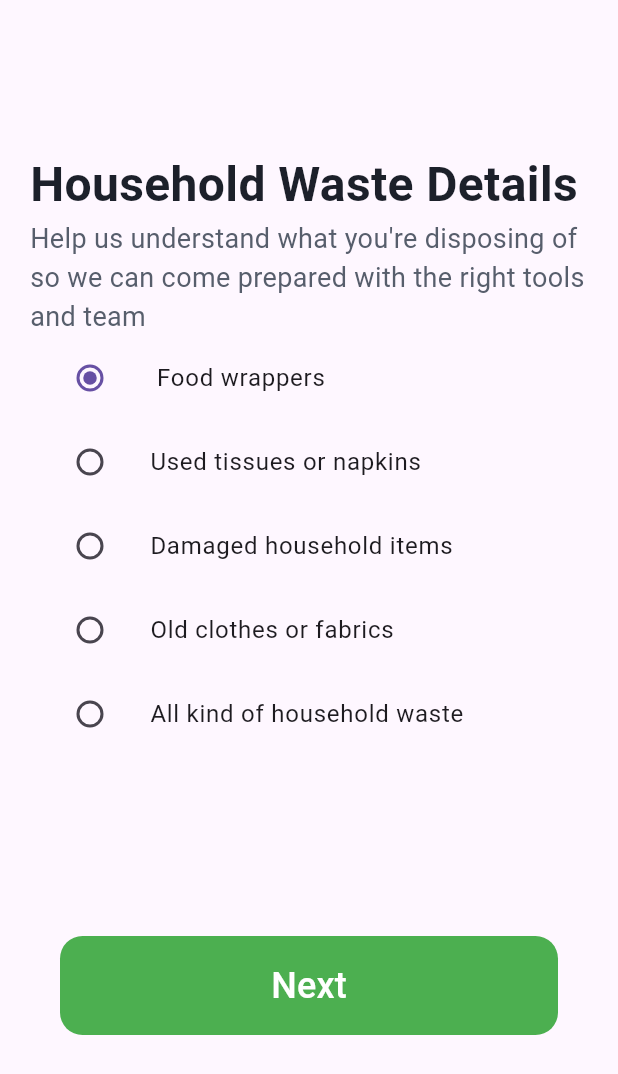
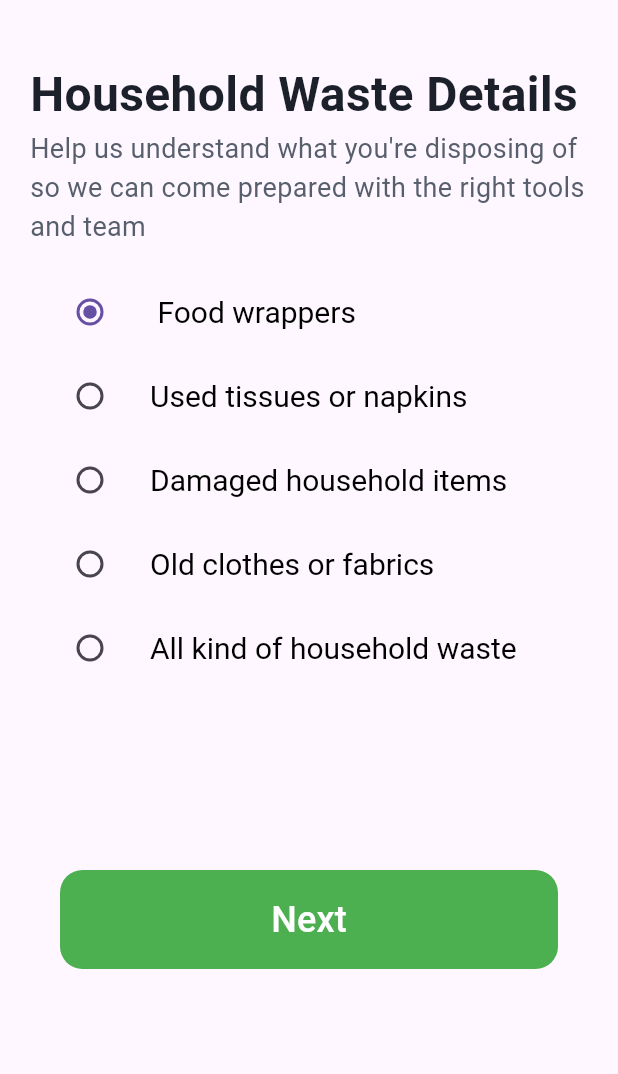
Before and after one commit to Bewizi/ECOBIN_WASTE, a Flutter app: the ChoosenWasteType screen opened directly, on a phone screen of 412 x 824 dp. Shown: the top 1074 px of the screen. Run offline on Flutter 3.47's test engine with Material 3 defaults, Android fonts, the phone set to English and light mode, and no system bars; our stand-ins replace font_awesome_flutter, lucide_icons_flutter; missing offline and left inert: horizontal_week_calendar.

Commit message:
feat: Enhance ChoosenWasteType screen UI
This commit improves the `ChoosenWasteType` screen by:

- Wrapping the content in a `SafeArea` and `SingleChildScrollView` to prevent overflow and ensure content visibility on different screen sizes.
- Adding a `SizedBox` for better spacing between the header and the radio button list.
- Increasing the font size of the `ListTile` titles to 20 and setting the text color to black for improved readability.

```diff
--- a/lib/screens/waste_type/choosen_waste_type.dart
+++ b/lib/screens/waste_type/choosen_waste_type.dart
@@ -18,8 +18,10 @@ class _ChoosenWasteTypeState extends State<ChoosenWasteType> {
   @override
   Widget build(BuildContext context) {
     return Scaffold(
-      body: Padding(
-        padding: EdgeInsets.symmetric(horizontal: 20, vertical: 100),
+      body: SafeArea(
+        child: SingleChildScrollView(
+          child: Padding(
+            padding: EdgeInsets.symmetric(horizontal: 20, vertical: 40),
             child: Column(
               crossAxisAlignment: CrossAxisAlignment.start,
               children: [
@@ -33,12 +35,17 @@ class _ChoosenWasteTypeState extends State<ChoosenWasteType> {
                   color: Color.fromRGBO(87, 94, 108, 1),
                 ),
 
+                SizedBox(height: 16),
                 // radio button
                 Column(
                   crossAxisAlignment: CrossAxisAlignment.start,
                   children: [
                     ListTile(
                       title: Text(' Food wrappers'),
+                      titleTextStyle: TextStyle(
+                        fontSize: 20,
+                        color: Colors.black,
+                      ),
                       leading: Radio<SingingCharacter>(
                         value: SingingCharacter.food,
                         groupValue: _character,
@@ -52,6 +59,10 @@ class _ChoosenWasteTypeState extends State<ChoosenWasteType> {
 
                     ListTile(
                       title: Text('Used tissues or napkins'),
+                      titleTextStyle: TextStyle(
+                        fontSize: 20,
+                        color: Colors.black,
+                      ),
                       leading: Radio<SingingCharacter>(
                         value: SingingCharacter.recyclables,
                         groupValue: _character,
@@ -65,6 +76,10 @@ class _ChoosenWasteTypeState extends State<ChoosenWasteType> {
 
                     ListTile(
                       title: Text('Damaged household items'),
+                      titleTextStyle: TextStyle(
+                        fontSize: 20,
+                        color: Colors.black,
+                      ),
                       leading: Radio<SingingCharacter>(
                         value: SingingCharacter.organic,
                         groupValue: _character,
@@ -78,6 +93,10 @@ class _ChoosenWasteTypeState extends State<ChoosenWasteType> {
 
                     ListTile(
                       title: Text('Old clothes or fabrics'),
+                      titleTextStyle: TextStyle(
+                        fontSize: 20,
+                        color: Colors.black,
+                      ),
                       leading: Radio<SingingCharacter>(
                         value: SingingCharacter.electronic,
                         groupValue: _character,
@@ -91,6 +110,10 @@ class _ChoosenWasteTypeState extends State<ChoosenWasteType> {
 
                     ListTile(
                       title: Text('All kind of household waste'),
+                      titleTextStyle: TextStyle(
+                        fontSize: 20,
+                        color: Colors.black,
+                      ),
 
                       leading: Radio<SingingCharacter>(
                         value: SingingCharacter.medical,
@@ -123,6 +146,8 @@ class _ChoosenWasteTypeState extends State<ChoosenWasteType> {
               ],
             ),
           ),
+        ),
+      ),
     );
   }
 }
```
Lines whose indentation alone changed are shown as unchanged.
